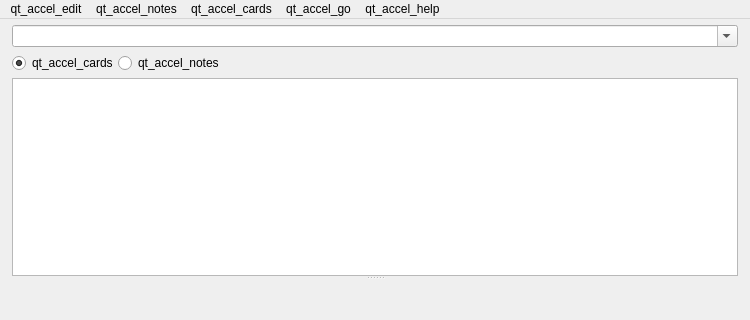
Before: the Qt Designer form qt/aqt/forms/browser.ui in ankitects/anki, drawn with Qt 5; both pictures show x 0 to 750 and y 0 to 320 of the 750 by 493 pixel window.
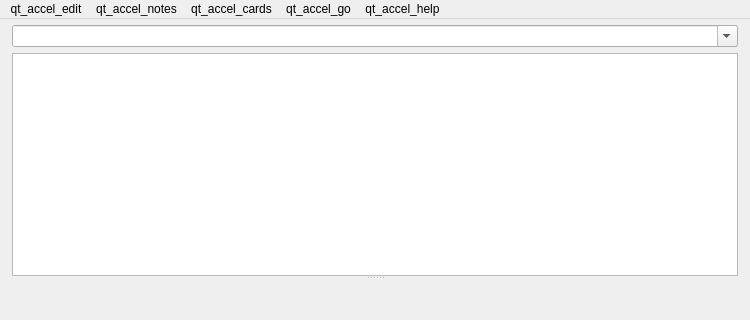
After: the same form once the commit is applied. Icons and pictures are not drawn.

Commit message: Add switch for browser states

```diff
--- a/qt/aqt/forms/browser.ui
+++ b/qt/aqt/forms/browser.ui
@@ -109,30 +109,6 @@
           </item>
          </layout>
         </item>
-        <item>
-         <layout class="QHBoxLayout" name="view_state" stretch="0,1">
-          <property name="bottomMargin">
-           <number>5</number>
-          </property>
-          <item>
-           <widget class="QRadioButton" name="radio_cards">
-            <property name="text">
-             <string>qt_accel_cards</string>
-            </property>
-            <property name="checked">
-             <bool>true</bool>
-            </property>
-           </widget>
-          </item>
-          <item>
-           <widget class="QRadioButton" name="radio_notes">
-            <property name="text">
-             <string>qt_accel_notes</string>
-            </property>
-           </widget>
-          </item>
-         </layout>
-        </item>
         <item>
          <widget class="QTableView" name="tableView">
           <property name="sizePolicy">
```
Left out of the diff: 2 changed lines with no effect on the pictures. The commit also changes 2 other files.
